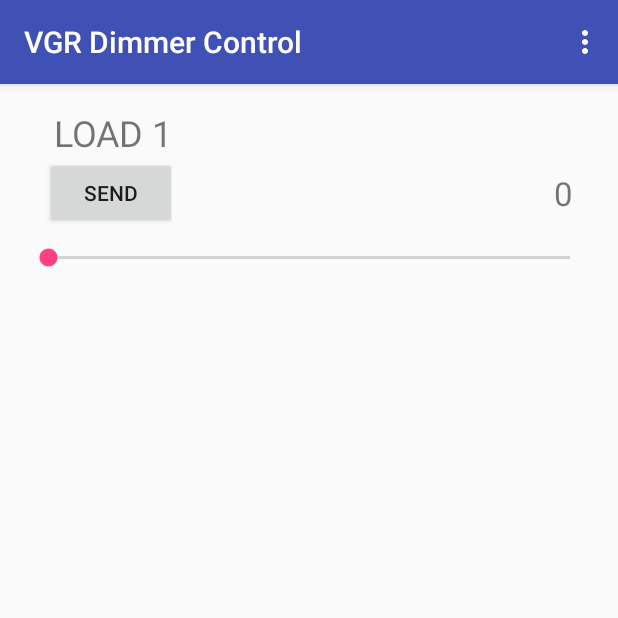
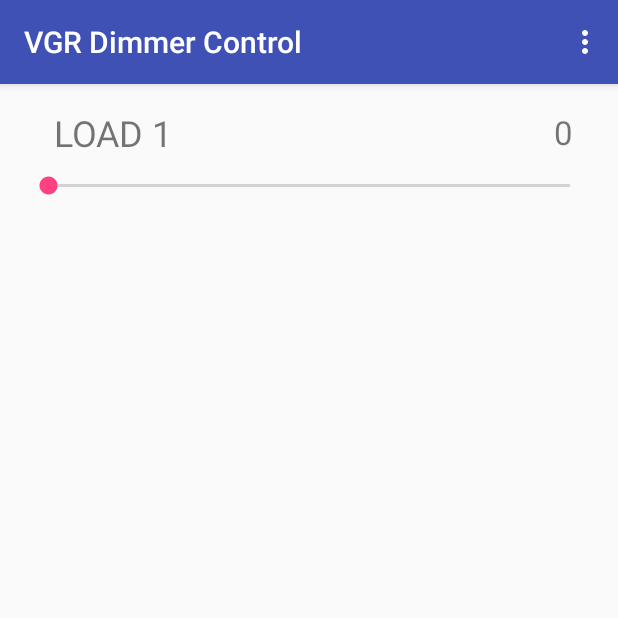
Before and after one commit to sairitwik/MLD_Bluetooth, an Android app: the screen it shows after launch (MainActivity), on a phone screen of 412 x 824 dp, the top half of it. Run offline under Robolectric (Android 15) with nearby library versions, the phone set to English and light mode, and no system bars.

Commit message:
removed send button

```diff
--- a/app/src/main/java/com/example/axlevisu/vgrdimmercontrol/MainActivity.java
+++ b/app/src/main/java/com/example/axlevisu/vgrdimmercontrol/MainActivity.java
@@ -40,7 +40,7 @@
 
     SeekBar seekBar;
     TextView tvRating;
-    Button btnSend;
+//    Button btnSend;
 
     public Handler mHandler = new Handler() {
         @Override
--- a/app/src/main/res/layout/activity_main.xml
+++ b/app/src/main/res/layout/activity_main.xml
@@ -14,26 +14,21 @@
     android:paddingRight="@dimen/activity_horizontal_margin"
     android:paddingTop="@dimen/activity_vertical_margin"
     tools:context="com.example.axlevisu.vgrdimmercontrol.MainActivity">
-    <TextView
-        android:layout_width="wrap_content"
-        android:layout_height="wrap_content"
-        android:text="Load 1"
-        android:textAllCaps="true"
-        android:layout_marginLeft="20dp"
-        android:textSize="24sp"
-        />
+
     <RelativeLayout
         android:layout_width="match_parent"
         android:layout_height="wrap_content"
         >
-    <Button
-        android:id="@+id/loadButton1"
-        android:layout_marginLeft="14dp"
-        android:layout_width="wrap_content"
-        android:layout_height="wrap_content"
-        android:layout_alignParentLeft="true"
-        android:text="send"
-        />
+
+        <TextView
+            android:layout_width="wrap_content"
+            android:layout_height="wrap_content"
+            android:text="Load 1"
+            android:textAllCaps="true"
+            android:layout_marginLeft="20dp"
+            android:layout_alignParentLeft="true"
+            android:textSize="24sp"
+            />
     <TextView
         android:id="@+id/loadText1"
         android:layout_marginRight="14dp"
```
Also changed, not shown: 2 other files.
